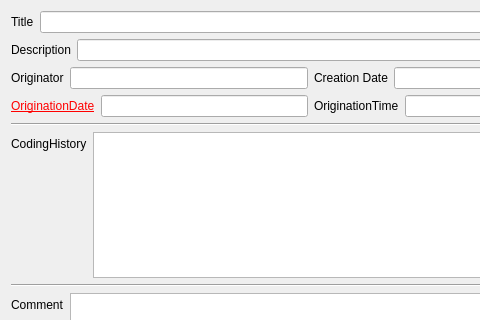
Ukrainian-History/autoBWF, file main.ui: the form before one commit; both pictures show x 0 to 480 and y 0 to 320 of the 926 by 629 pixel window.
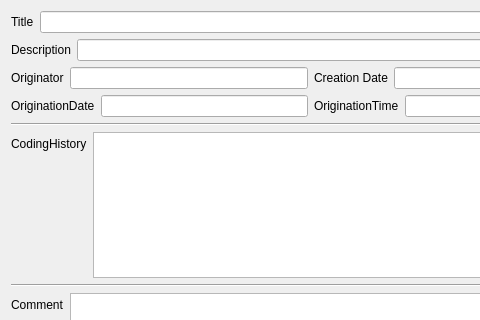
The form after the commit.

Commit message: finished with new UI layout (for now)

```diff
--- a/main.ui
+++ b/main.ui
@@ -140,7 +140,7 @@
          <item row="0" column="0">
           <widget class="QLabel" name="label_4">
            <property name="text">
-            <string>&lt;a href=&quot;changed&quot; style=&quot;color: red;&quot;&gt;OriginationDate&lt;a&gt;</string>
+            <string>OriginationDate</string>
            </property>
            <property name="textInteractionFlags">
             <set>Qt::LinksAccessibleByMouse</set>
```
Left out of the diff: 26 changed lines with no effect on the pictures. The commit also changes 3 other files.
